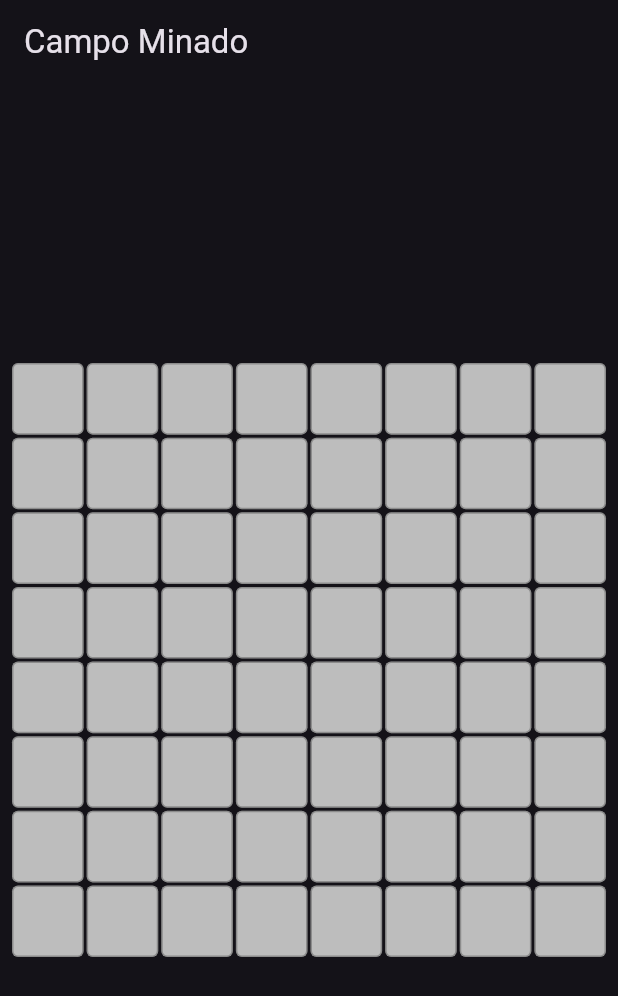
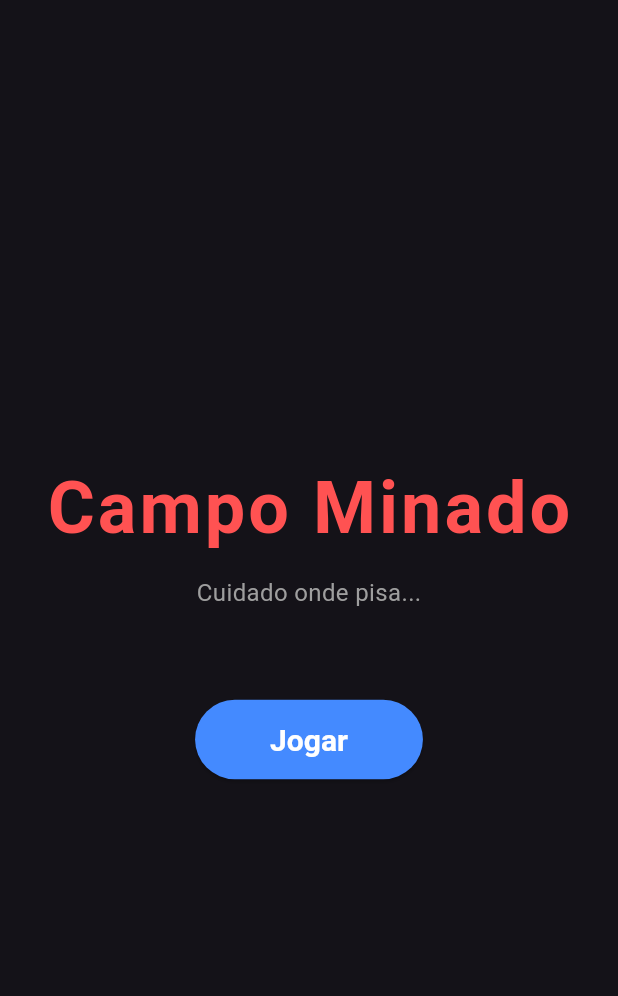
Before and after one commit to Gaffix/campominado, a Flutter app: the screen it shows after launch, on a phone screen of 412 x 824 dp. Shown: the top 996 px of the screen. Run offline on Flutter 3.47's test engine with Material 3 defaults, Android fonts, the phone set to English and light mode, and no system bars.

Commit message:
menu inicial

```diff
--- a/campominado/lib/main.dart
+++ b/campominado/lib/main.dart
@@ -73,7 +73,59 @@ class CampoMinadoApp extends StatelessWidget {
       debugShowCheckedModeBanner: false,
       title: 'Campo Minado',
       theme: ThemeData.dark(),
-      home: const TelaJogo(),
+      home: const TelaInicio(),
+    );
+  }
+}
+
+class TelaInicio extends StatelessWidget {
+  const TelaInicio({super.key});
+
+  @override
+  Widget build(BuildContext context) {
+    return Scaffold(
+      body: Stack(
+        children: [
+          Center(
+            child: Column(
+              mainAxisAlignment: MainAxisAlignment.center,
+              children: [
+                const Text(
+                  'Campo Minado',
+                  style: TextStyle(
+                    fontSize: 48,
+                    fontWeight: FontWeight.bold,
+                    color: Colors.redAccent,
+                    letterSpacing: 2,
+                  ),
+                ),
+                const SizedBox(height: 10),
+                const Text(
+                  'Cuidado onde pisa...',
+                  style: TextStyle(fontSize: 16, color: Colors.grey),
+                ),
+                const SizedBox(height: 60),
+
+                ElevatedButton(
+                  onPressed: () {
+                    Navigator.push(
+                      context,
+                      MaterialPageRoute(builder: (context) => const TelaJogo()),
+                    );
+                  },
+                  style: ElevatedButton.styleFrom(
+                    backgroundColor: Colors.blueAccent,
+                    foregroundColor: Colors.white,
+                    padding: const EdgeInsets.symmetric(horizontal: 50, vertical: 15),
+                    textStyle: const TextStyle(fontSize: 20, fontWeight: FontWeight.bold),
+                  ),
+                  child: const Text('Jogar'),
+                ),
+              ],
+            ),
+          ),
+        ],
+      ),
     );
   }
 }
```
